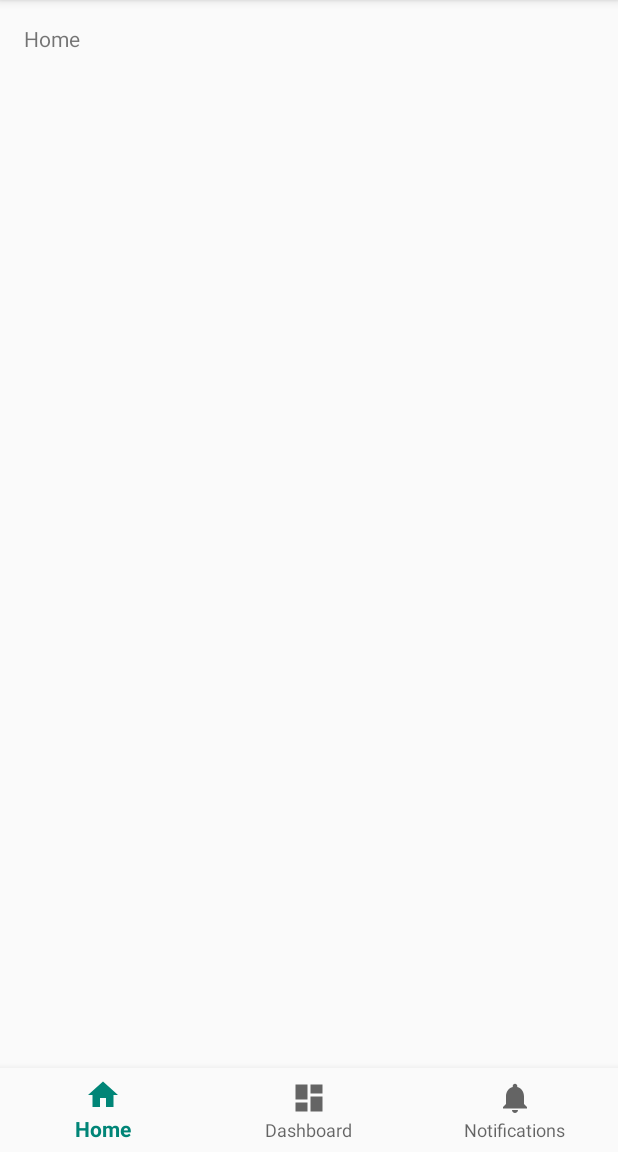
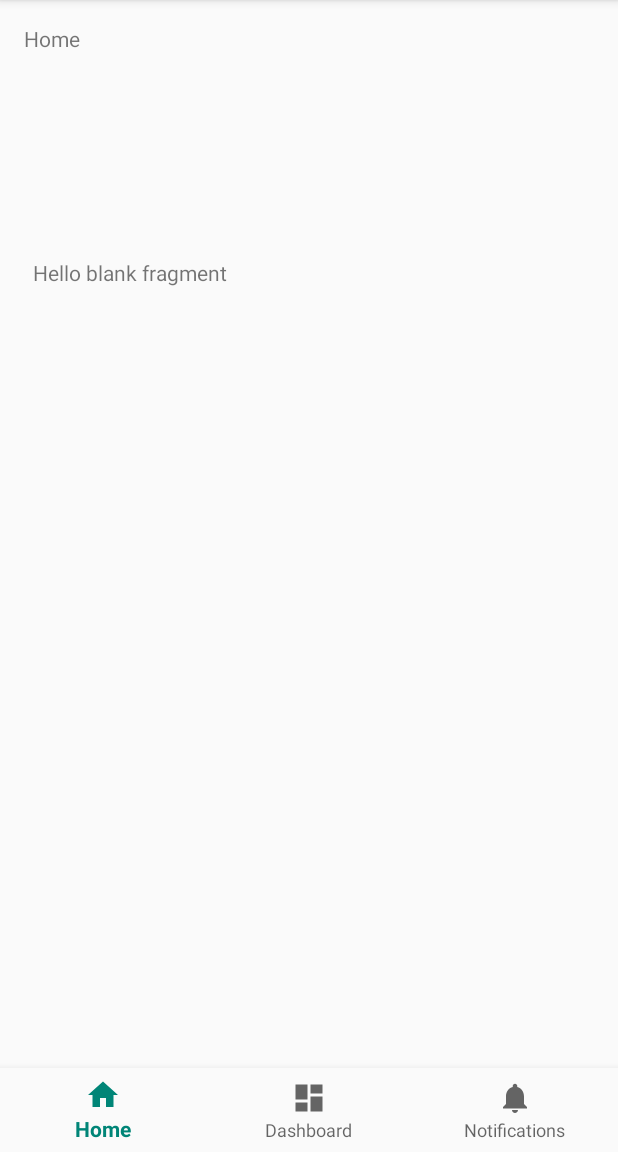
Before and after one commit to mxlopez25/FragmentDemo, an Android app: the screen it shows after launch (MainActivity), on a phone screen of 412 x 824 dp, the part 84-1236 px from its top. Run offline under Robolectric (Android 15) with nearby library versions, the phone set to English and light mode, and no system bars.

```diff
--- a/app/build.gradle
+++ b/app/build.gradle
@@ -24,6 +24,7 @@ dependencies {
     implementation 'com.android.support:design:28.0.0'
     implementation 'com.android.support.constraint:constraint-layout:1.1.3'
     implementation 'com.android.support:support-vector-drawable:28.0.0'
+    implementation 'com.android.support:support-v4:28.0.0'
     testImplementation 'junit:junit:4.12'
     androidTestImplementation 'com.android.support.test:runner:1.0.2'
     androidTestImplementation 'com.android.support.test.espresso:espresso-core:3.0.2'
--- a/app/src/main/java/com/example/maximolopez/fragmentdemo/MainActivity.java
+++ b/app/src/main/java/com/example/maximolopez/fragmentdemo/MainActivity.java
@@ -1,15 +1,26 @@
 package com.example.maximolopez.fragmentdemo;
 
 import android.os.Bundle;
+import android.os.FileObserver;
 import android.support.annotation.NonNull;
 import android.support.design.widget.BottomNavigationView;
+import android.support.v4.app.Fragment;
+import android.support.v4.app.FragmentManager;
+import android.support.v4.app.FragmentTransaction;
 import android.support.v7.app.AppCompatActivity;
 import android.view.MenuItem;
 import android.widget.TextView;
 
+import com.example.maximolopez.fragmentdemo.fragments.FormFragment;
+
 public class MainActivity extends AppCompatActivity {
 
     private TextView mTextMessage;
+
+    private FragmentManager fragmentManager;
+    private FragmentTransaction fragmentTransaction;
+
+    private FormFragment formFragment = new FormFragment();
 
     private BottomNavigationView.OnNavigationItemSelectedListener mOnNavigationItemSelectedListener
             = new BottomNavigationView.OnNavigationItemSelectedListener() {
@@ -19,6 +30,16 @@ public class MainActivity extends AppCompatActivity {
             switch (item.getItemId()) {
                 case R.id.navigation_home:
                     mTextMessage.setText(R.string.title_home);
+                    FormFragment fForm = (FormFragment) fragmentManager.findFragmentByTag(FormFragment.TAG);
+                    if(fForm != null && !fForm.isVisible())
+                    {
+                        switchFragment(formFragment);
+                    } else {
+                        fragmentManager.beginTransaction()
+                                .replace(R.id.fl_fragments, formFragment, FormFragment.TAG)
+                                .commit();
+                        return true;
+                    }
                     return true;
                 case R.id.navigation_dashboard:
                     mTextMessage.setText(R.string.title_dashboard);
@@ -39,6 +60,20 @@ public class MainActivity extends AppCompatActivity {
         mTextMessage = (TextView) findViewById(R.id.message);
         BottomNavigationView navigation = (BottomNavigationView) findViewById(R.id.navigation);
         navigation.setOnNavigationItemSelectedListener(mOnNavigationItemSelectedListener);
+
+        fragmentManager = getSupportFragmentManager();
+        fragmentTransaction = fragmentManager.beginTransaction();
+
+        fragmentTransaction.add(R.id.fl_fragments, new FormFragment(), FormFragment.TAG).commit();
+
     }
 
+    public boolean switchFragment(Fragment fragment)
+    {
+        fragmentManager.beginTransaction()
+                .setCustomAnimations(android.R.animator.fade_in, android.R.animator.fade_out)
+                .show(fragment)
+                .commit();
+        return true;
+    }
 }
--- a/app/src/main/res/layout/activity_main.xml
+++ b/app/src/main/res/layout/activity_main.xml
@@ -30,4 +30,13 @@
         app:layout_constraintRight_toRightOf="parent"
         app:menu="@menu/navigation" />
 
+    <FrameLayout
+        android:id="@+id/fl_fragments"
+        android:layout_width="368dp"
+        android:layout_height="404dp"
+        app:layout_constraintBottom_toTopOf="@+id/navigation"
+        app:layout_constraintEnd_toEndOf="parent"
+        app:layout_constraintStart_toStartOf="parent"
+        app:layout_constraintTop_toBottomOf="@+id/message" />
+
 </android.support.constraint.ConstraintLayout>
```
